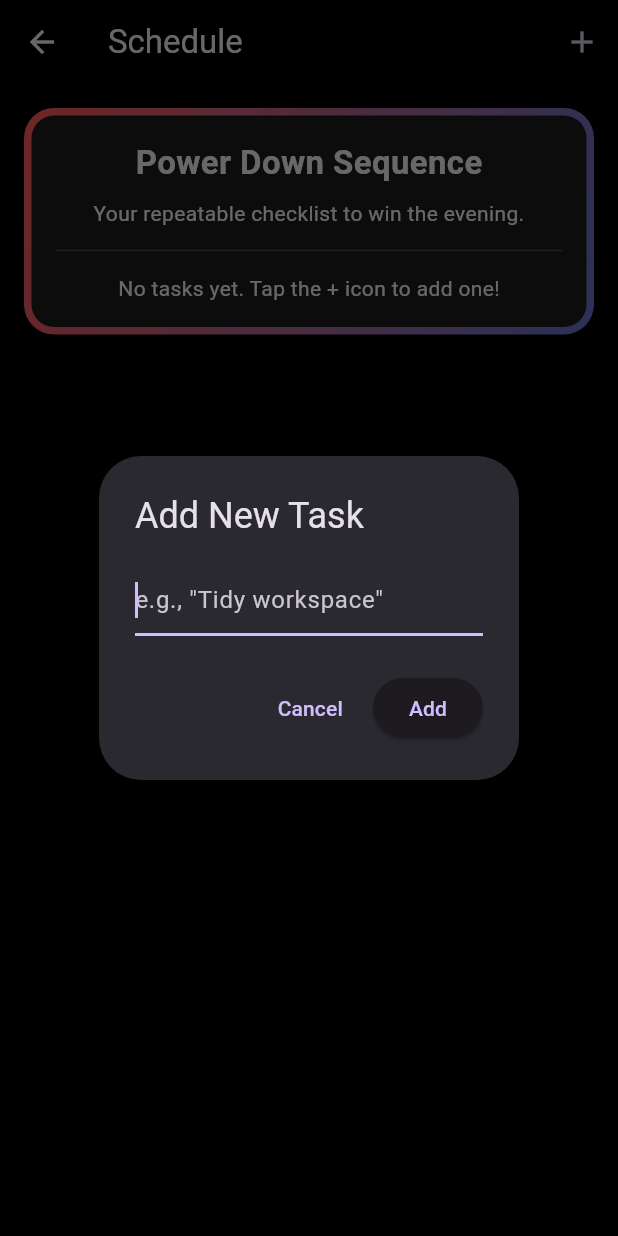
After one commit to anshjast/koru, a Flutter app: the ScheduleScreen screen opened directly, after a tap on the "add" icon, on a phone screen of 412 x 824 dp. The commit adds this screen. Run offline on Flutter 3.47's test engine with Material 3 defaults, Android fonts, the light colour scheme and no system bars; our stand-ins replace cloud_firestore, firebase_core, fl_chart, liquid_progress_indicator_v2, table_calendar; accounts and stored records are empty.

Commit message:
schedule formulation

```diff
--- a/lib/screens/dashboard_screen.dart
+++ b/lib/screens/dashboard_screen.dart
@@ -1,11 +1,13 @@
+// lib/screens/dashboard_screen.dart
+
 import 'package:flutter/material.dart';
-import 'package:cloud_firestore/cloud_firestore.dart';
 import 'package:koru/screens/train_screen.dart';
 import 'package:koru/widgets/gradient_app_bar.dart';
 import 'package:koru/widgets/gradient_card.dart';
 import 'package:koru/screens/goals_screen.dart';
 import 'package:koru/screens/avoid_screen.dart';
 import 'package:koru/screens/diet_screen.dart';
+import 'package:koru/screens/schedule_screen.dart';
 
 class KoruModule {
   final String title;
@@ -63,10 +65,15 @@ class DashboardScreen extends StatelessWidget {
                     context,
                     MaterialPageRoute(builder: (context) => const AvoidScreen()),
                   );
-                } else if (module.title == 'Diet') { // <-- ADD THIS BLOCK
+                } else if (module.title == 'Diet') { // <-- FIX: Added a missing opening brace {
                   Navigator.push(
                     context,
                     MaterialPageRoute(builder: (context) => const DietScreen()),
+                  );
+                } else if (module.title == 'Schedule') { // <-- NEW: Added navigation for the Schedule screen
+                  Navigator.push(
+                    context,
+                    MaterialPageRoute(builder: (context) => const ScheduleScreen()),
                   );
                 } else {
                   ScaffoldMessenger.of(context).showSnackBar(
--- /dev/null
+++ b/lib/screens/schedule_screen.dart
@@ -0,0 +1,150 @@
+import 'package:flutter/material.dart';
+import 'package:cloud_firestore/cloud_firestore.dart';
+import 'package:intl/intl.dart';
+import 'package:koru/widgets/gradient_card.dart';
+
+class ScheduleScreen extends StatefulWidget {
+  const ScheduleScreen({super.key});
+
+  @override
+  State<ScheduleScreen> createState() => _ScheduleScreenState();
+}
+
+class _ScheduleScreenState extends State<ScheduleScreen> {
+  final _checklistCollection = FirebaseFirestore.instance.collection('powerDownSequence');
+  final _vitalsCollection = FirebaseFirestore.instance.collection('dailyVitals');
+  final String _todayId = DateFormat('yyyy-MM-dd').format(DateTime.now());
+
+  void _showAddTaskDialog() {
+    final textController = TextEditingController();
+    showDialog(
+      context: context,
+      builder: (context) => AlertDialog(
+        title: const Text('Add New Task'),
+        content: TextField(
+          controller: textController,
+          autofocus: true,
+          decoration: const InputDecoration(hintText: 'e.g., "Tidy workspace"'),
+        ),
+        actions: [
+          TextButton(
+            onPressed: () => Navigator.pop(context),
+            child: const Text('Cancel'),
+          ),
+          ElevatedButton(
+            onPressed: () {
+              final String text = textController.text.trim();
+              if (text.isNotEmpty) {
+                _checklistCollection.add({'task': text, 'order': 99}); // Add with a high order number
+              }
+              Navigator.pop(context);
+            },
+            child: const Text('Add'),
+          ),
+        ],
+      ),
+    );
+  }
+
+  @override
+  Widget build(BuildContext context) {
+    return Scaffold(
+      backgroundColor: Colors.black,
+      appBar: AppBar(
+        title: const Text('Schedule'),
+        backgroundColor: Colors.black,
+        elevation: 0,
+        actions: [
+          IconButton(
+            icon: const Icon(Icons.add),
+            onPressed: _showAddTaskDialog,
+            tooltip: 'Add new task',
+          ),
+        ],
+      ),
+      body: SingleChildScrollView(
+        padding: const EdgeInsets.all(16.0),
+        child: Column(
+          children: [
+            GradientCard(
+              child: Padding(
+                padding: const EdgeInsets.all(16.0),
+                child: Column(
+                  children: [
+                    const Text(
+                      "Power Down Sequence",
+                      style: TextStyle(fontSize: 22, fontWeight: FontWeight.bold),
+                    ),
+                    const SizedBox(height: 8),
+                    const Text(
+                      'Your repeatable checklist to win the evening.',
+                      textAlign: TextAlign.center,
+                    ),
+                    const Divider(height: 30),
+                    _buildChecklist(),
+                  ],
+                ),
+              ),
+            ),
+          ],
+        ),
+      ),
+    );
+  }
+
+  Widget _buildChecklist() {
+    return StreamBuilder<DocumentSnapshot>(
+      // Listen to today's document in dailyVitals to get completed tasks
+      stream: _vitalsCollection.doc(_todayId).snapshots(),
+      builder: (context, vitalsSnapshot) {
+        final completedTasks = vitalsSnapshot.hasData && vitalsSnapshot.data!.exists
+            ? List<String>.from((vitalsSnapshot.data!.data() as Map<String, dynamic>)['completedTasks'] ?? [])
+            : <String>[];
+
+        return StreamBuilder<QuerySnapshot>(
+          // Listen to the tasks themselves in the powerDownSequence collection
+          stream: _checklistCollection.orderBy('order').snapshots(),
+          builder: (context, checklistSnapshot) {
+            if (checklistSnapshot.connectionState == ConnectionState.waiting) {
+              return const CircularProgressIndicator();
+            }
+            if (!checklistSnapshot.hasData || checklistSnapshot.data!.docs.isEmpty) {
+              return const Center(
+                child: Text('No tasks yet. Tap the + icon to add one!'),
+              );
+            }
+
+            return ListView.builder(
+              shrinkWrap: true,
+              physics: const NeverScrollableScrollPhysics(),
+              itemCount: checklistSnapshot.data!.docs.length,
+              itemBuilder: (context, index) {
+                var doc = checklistSnapshot.data!.docs[index];
+                String taskText = doc['task'];
+                bool isChecked = completedTasks.contains(doc.id);
+
+                return CheckboxListTile(
+                  title: Text(taskText),
+                  value: isChecked,
+                  onChanged: (bool? value) {
+                    if (value == true) {
+                      // Add the task ID to the completed list for today
+                      _vitalsCollection.doc(_todayId).set({
+                        'completedTasks': FieldValue.arrayUnion([doc.id])
+                      }, SetOptions(merge: true));
+                    } else {
+                      // Remove the task ID from the completed list
+                      _vitalsCollection.doc(_todayId).set({
+                        'completedTasks': FieldValue.arrayRemove([doc.id])
+                      }, SetOptions(merge: true));
+                    }
+                  },
+                );
+              },
+            );
+          },
+        );
+      },
+    );
+  }
+}
```
Also changed, not shown: 1 other file.
